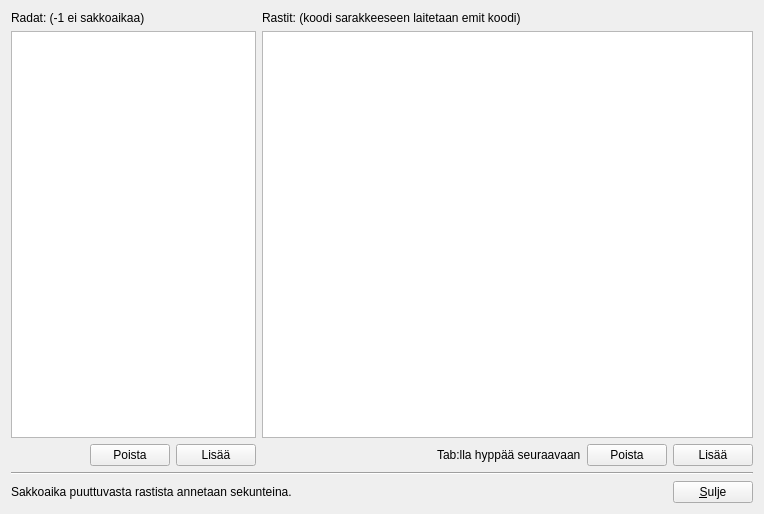
Before: the Qt Designer form gui/form/sarjatform.ui in Hatell/Tulospalvelu, drawn with Qt 5.
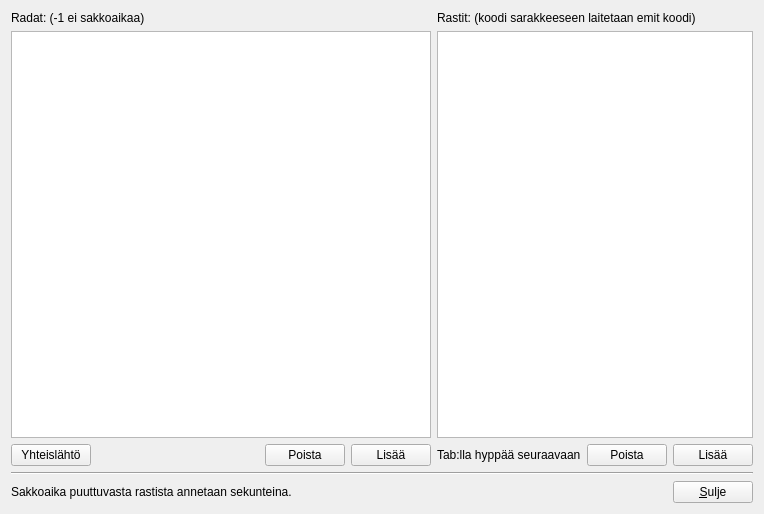
After: the same form once the commit is applied.

Commit message: Sarja.yhteislahto lisätty. Tietoa käytetään laskettaessa yhteislähtö tuloksia.

The edit to the form file:
```diff
--- a/gui/form/sarjatform.ui
+++ b/gui/form/sarjatform.ui
@@ -15,7 +15,7 @@
   </property>
   <layout class="QVBoxLayout" name="verticalLayout_3">
    <item>
-    <layout class="QHBoxLayout" name="horizontalLayout_4" stretch="1,2">
+    <layout class="QHBoxLayout" name="horizontalLayout_4" stretch="3,2">
      <item>
       <layout class="QVBoxLayout" name="verticalLayout_2">
        <item>
@@ -40,6 +40,13 @@
        </item>
        <item>
         <layout class="QHBoxLayout" name="horizontalLayout_2">
+         <item>
+          <widget class="QPushButton" name="yhteislahtoButton">
+           <property name="text">
+            <string>Yhteislähtö</string>
+           </property>
+          </widget>
+         </item>
          <item>
           <spacer name="horizontalSpacer_3">
            <property name="orientation">
```
The commit also changes 11 other files.
